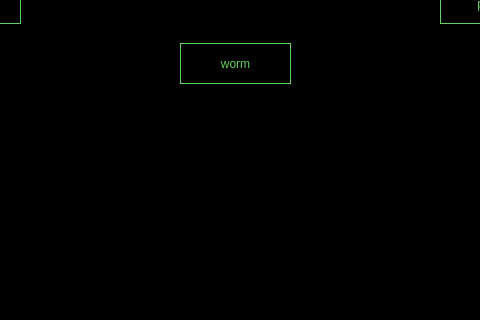
Qt form Atari_Snake/dialog.ui (acgriswold/SPT-Snake) before a commit; both pictures show x 520 to 1000 and y 457 to 777 of the 1514 by 777 pixel window.
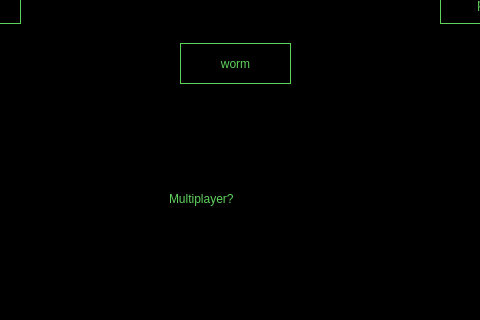
The same form after that commit.

```diff
--- a/Atari_Snake/dialog.ui
+++ b/Atari_Snake/dialog.ui
@@ -97,6 +97,22 @@
       <string>slug</string>
      </property>
     </widget>
+    <widget class="QCheckBox" name="check_multiplayer">
+     <property name="geometry">
+      <rect>
+       <x>670</x>
+       <y>640</y>
+       <width>181</width>
+       <height>31</height>
+      </rect>
+     </property>
+     <property name="styleSheet">
+      <string notr="true"/>
+     </property>
+     <property name="text">
+      <string>Multiplayer?</string>
+     </property>
+    </widget>
    </widget>
    <widget class="QWidget" name="gameplay">
     <widget class="QGraphicsView" name="graphicsView">
```
